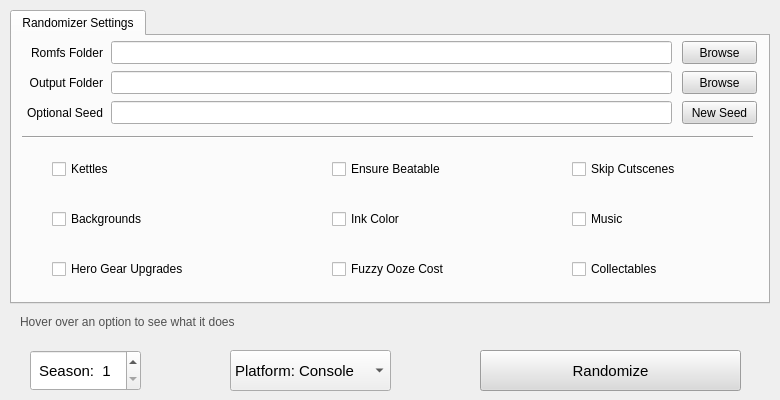
First picture: the form in UI/ui_form.ui, repository Owen-Splat/Splatoon-3-Randomizer, before the edit.
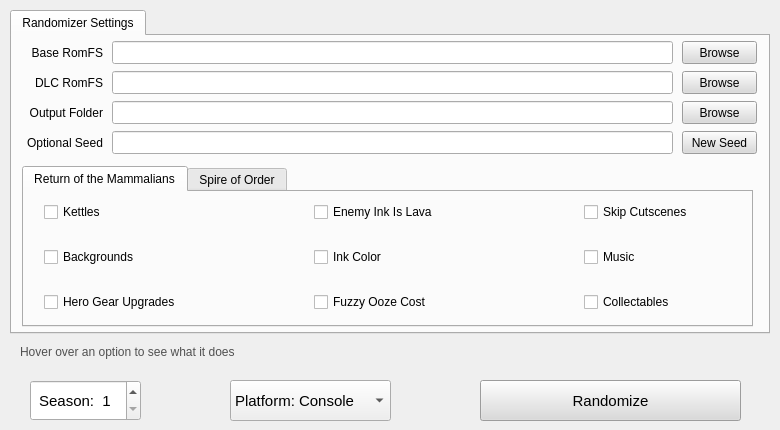
Second picture: the form after the edit.

Diff of the .ui file:
```diff
--- a/UI/ui_form.ui
+++ b/UI/ui_form.ui
@@ -7,7 +7,7 @@
     <x>0</x>
     <y>0</y>
     <width>780</width>
-    <height>400</height>
+    <height>430</height>
    </rect>
   </property>
   <property name="minimumSize">
@@ -26,7 +26,7 @@
       <x>10</x>
       <y>10</y>
       <width>760</width>
-      <height>294</height>
+      <height>324</height>
      </rect>
     </property>
     <property name="sizePolicy">
@@ -99,7 +99,7 @@
      <widget class="QLineEdit" name="lineEdit">
       <property name="geometry">
        <rect>
-        <x>99</x>
+        <x>100</x>
         <y>5</y>
         <width>561</width>
         <height>23</height>
@@ -149,7 +149,7 @@
        <enum>QFrame::Plain</enum>
       </property>
       <property name="text">
-       <string>Romfs Folder</string>
+       <string>Base RomFS</string>
       </property>
       <property name="textFormat">
        <enum>Qt::PlainText</enum>
@@ -161,11 +161,11 @@
        <bool>false</bool>
       </property>
      </widget>
-     <widget class="QLabel" name="label_2">
+     <widget class="QLabel" name="label_3">
       <property name="geometry">
        <rect>
         <x>10</x>
-        <y>35</y>
+        <y>65</y>
         <width>81</width>
         <height>23</height>
        </rect>
@@ -207,11 +207,11 @@
        <bool>false</bool>
       </property>
      </widget>
-     <widget class="QLineEdit" name="lineEdit_2">
+     <widget class="QLineEdit" name="lineEdit_3">
       <property name="geometry">
        <rect>
-        <x>99</x>
-        <y>35</y>
+        <x>100</x>
+        <y>65</y>
         <width>561</width>
         <height>23</height>
        </rect>
@@ -223,11 +223,11 @@
        </font>
       </property>
      </widget>
-     <widget class="QPushButton" name="browseButton2">
+     <widget class="QPushButton" name="browseButton3">
       <property name="geometry">
        <rect>
         <x>670</x>
-        <y>35</y>
+        <y>65</y>
         <width>75</width>
         <height>23</height>
        </rect>
@@ -260,24 +260,126 @@
        <bool>false</bool>
       </property>
      </widget>
-     <widget class="Line" name="line">
+     <widget class="QLabel" name="label_4">
       <property name="geometry">
        <rect>
         <x>10</x>
-        <y>93</y>
+        <y>95</y>
+        <width>81</width>
+        <height>23</height>
+       </rect>
+      </property>
+      <property name="sizePolicy">
+       <sizepolicy hsizetype="Fixed" vsizetype="Fixed">
+        <horstretch>0</horstretch>
+        <verstretch>0</verstretch>
+       </sizepolicy>
+      </property>
+      <property name="minimumSize">
+       <size>
+        <width>75</width>
+        <height>23</height>
+       </size>
+      </property>
+      <property name="font">
+       <font>
+        <pointsize>9</pointsize>
+        <bold>false</bold>
+       </font>
+      </property>
+      <property name="frameShape">
+       <enum>QFrame::NoFrame</enum>
+      </property>
+      <property name="frameShadow">
+       <enum>QFrame::Plain</enum>
+      </property>
+      <property name="text">
+       <string>Optional Seed</string>
+      </property>
+      <property name="textFormat">
+       <enum>Qt::PlainText</enum>
+      </property>
+      <property name="alignment">
+       <set>Qt::AlignRight|Qt::AlignTrailing|Qt::AlignVCenter</set>
+      </property>
+      <property name="wordWrap">
+       <bool>false</bool>
+      </property>
+     </widget>
+     <widget class="QLineEdit" name="lineEdit_4">
+      <property name="geometry">
+       <rect>
+        <x>100</x>
+        <y>95</y>
+        <width>561</width>
+        <height>23</height>
+       </rect>
+      </property>
+      <property name="font">
+       <font>
+        <pointsize>9</pointsize>
+        <bold>false</bold>
+       </font>
+      </property>
+     </widget>
+     <widget class="QPushButton" name="seedButton">
+      <property name="geometry">
+       <rect>
+        <x>670</x>
+        <y>95</y>
+        <width>75</width>
+        <height>23</height>
+       </rect>
+      </property>
+      <property name="sizePolicy">
+       <sizepolicy hsizetype="Preferred" vsizetype="Fixed">
+        <horstretch>0</horstretch>
+        <verstretch>0</verstretch>
+       </sizepolicy>
+      </property>
+      <property name="font">
+       <font>
+        <pointsize>9</pointsize>
+        <bold>false</bold>
+       </font>
+      </property>
+      <property name="autoFillBackground">
+       <bool>false</bool>
+      </property>
+      <property name="styleSheet">
+       <string notr="true">background-color: rgb(218, 218, 218);</string>
+      </property>
+      <property name="text">
+       <string>New Seed</string>
+      </property>
+      <property name="default">
+       <bool>false</bool>
+      </property>
+      <property name="flat">
+       <bool>false</bool>
+      </property>
+     </widget>
+     <widget class="QTabWidget" name="tabWidget_2">
+      <property name="geometry">
+       <rect>
+        <x>10</x>
+        <y>130</y>
         <width>731</width>
-        <height>16</height>
+        <height>161</height>
        </rect>
       </property>
-      <property name="orientation">
-       <enum>Qt::Horizontal</enum>
+      <property name="currentIndex">
+       <number>0</number>
       </property>
-     </widget>
+      <widget class="QWidget" name="tab_2">
+       <attribute name="title">
+        <string>Return of the Mammalians</string>
+       </attribute>
      <widget class="QCheckBox" name="kettleCheck">
       <property name="geometry">
        <rect>
-        <x>40</x>
-        <y>123</y>
+          <x>20</x>
+          <y>10</y>
         <width>151</width>
         <height>20</height>
        </rect>
@@ -289,27 +391,11 @@
        <string>Kettles</string>
       </property>
      </widget>
-     <widget class="QCheckBox" name="beatableCheck">
-      <property name="geometry">
-       <rect>
-        <x>320</x>
-        <y>123</y>
-        <width>151</width>
-        <height>20</height>
-       </rect>
-      </property>
-      <property name="whatsThis">
-       <string>Ensures that every level is beatable by keeping the first option vanilla. Every level is given 3 choices regardless</string>
-      </property>
-      <property name="text">
-       <string>Ensure Beatable</string>
-      </property>
-     </widget>
      <widget class="QCheckBox" name="backgroundCheck">
       <property name="geometry">
        <rect>
-        <x>40</x>
-        <y>173</y>
+          <x>20</x>
+          <y>55</y>
         <width>151</width>
         <height>20</height>
        </rect>
@@ -321,43 +407,11 @@
        <string>Backgrounds</string>
       </property>
      </widget>
-     <widget class="QCheckBox" name="inkCheck">
-      <property name="geometry">
-       <rect>
-        <x>320</x>
-        <y>173</y>
-        <width>151</width>
-        <height>20</height>
-       </rect>
-      </property>
-      <property name="whatsThis">
-       <string>Randomizes the ink color in every level, including the Crater, Alterna, and Rocket</string>
-      </property>
-      <property name="text">
-       <string>Ink Color</string>
-      </property>
-     </widget>
-     <widget class="QCheckBox" name="musicCheck">
-      <property name="geometry">
-       <rect>
-        <x>560</x>
-        <y>173</y>
-        <width>151</width>
-        <height>20</height>
-       </rect>
-      </property>
-      <property name="whatsThis">
-       <string>Randomizes the music in every level</string>
-      </property>
-      <property name="text">
-       <string>Music</string>
-      </property>
-     </widget>
      <widget class="QCheckBox" name="gearCheck">
       <property name="geometry">
        <rect>
-        <x>40</x>
-        <y>223</y>
+          <x>20</x>
+          <y>100</y>
         <width>151</width>
         <height>20</height>
        </rect>
@@ -369,110 +423,65 @@
        <string>Hero Gear Upgrades</string>
       </property>
      </widget>
-     <widget class="QLabel" name="label_3">
+       <widget class="QCheckBox" name="lavaCheck">
       <property name="geometry">
        <rect>
-        <x>10</x>
-        <y>65</y>
-        <width>81</width>
-        <height>23</height>
-       </rect>
-      </property>
-      <property name="sizePolicy">
-       <sizepolicy hsizetype="Fixed" vsizetype="Fixed">
-        <horstretch>0</horstretch>
-        <verstretch>0</verstretch>
-       </sizepolicy>
-      </property>
-      <property name="minimumSize">
-       <size>
-        <width>75</width>
-        <height>23</height>
-       </size>
-      </property>
-      <property name="font">
-       <font>
-        <pointsize>9</pointsize>
-        <bold>false</bold>
-       </font>
-      </property>
-      <property name="frameShape">
-       <enum>QFrame::NoFrame</enum>
-      </property>
-      <property name="frameShadow">
-       <enum>QFrame::Plain</enum>
-      </property>
+          <x>290</x>
+          <y>10</y>
+          <width>151</width>
+          <height>20</height>
+         </rect>
+        </property>
+        <property name="whatsThis">
+         <string>This gives every Alterna level the additional challenge that you cannot touch enemy ink</string>
+        </property>
       <property name="text">
-       <string>Optional Seed</string>
-      </property>
-      <property name="textFormat">
-       <enum>Qt::PlainText</enum>
-      </property>
-      <property name="alignment">
-       <set>Qt::AlignRight|Qt::AlignTrailing|Qt::AlignVCenter</set>
-      </property>
-      <property name="wordWrap">
-       <bool>false</bool>
-      </property>
-     </widget>
-     <widget class="QLineEdit" name="lineEdit_3">
+         <string>Enemy Ink Is Lava</string>
+        </property>
+       </widget>
+       <widget class="QCheckBox" name="inkCheck">
       <property name="geometry">
        <rect>
-        <x>99</x>
-        <y>65</y>
-        <width>561</width>
-        <height>23</height>
-       </rect>
-      </property>
-      <property name="font">
-       <font>
-        <pointsize>9</pointsize>
-        <bold>false</bold>
-       </font>
-      </property>
-     </widget>
-     <widget class="QPushButton" name="seedButton">
+          <x>290</x>
+          <y>55</y>
+          <width>151</width>
+          <height>20</height>
+         </rect>
+        </property>
+        <property name="whatsThis">
+         <string>Randomizes the ink color in every level, including the Crater, Alterna, and Rocket</string>
+        </property>
+        <property name="text">
+         <string>Ink Color</string>
+        </property>
+       </widget>
+       <widget class="QCheckBox" name="oozeCheck">
+        <property name="enabled">
+         <bool>true</bool>
+        </property>
       <property name="geometry">
        <rect>
-        <x>670</x>
-        <y>65</y>
-        <width>75</width>
-        <height>23</height>
-       </rect>
-      </property>
-      <property name="sizePolicy">
-       <sizepolicy hsizetype="Preferred" vsizetype="Fixed">
-        <horstretch>0</horstretch>
-        <verstretch>0</verstretch>
-       </sizepolicy>
-      </property>
-      <property name="font">
-       <font>
-        <pointsize>9</pointsize>
-        <bold>false</bold>
-       </font>
-      </property>
-      <property name="autoFillBackground">
-       <bool>false</bool>
-      </property>
-      <property name="styleSheet">
-       <string notr="true">background-color: rgb(218, 218, 218);</string>
-      </property>
+          <x>290</x>
+          <y>100</y>
+          <width>151</width>
+          <height>20</height>
+         </rect>
+        </property>
+        <property name="whatsThis">
+         <string>Randomizes the cost of fuzzy ooze in Alterna. Crater ooze is left vanilla</string>
+        </property>
       <property name="text">
-       <string>New Seed</string>
-      </property>
-      <property name="default">
-       <bool>false</bool>
-      </property>
-      <property name="flat">
-       <bool>false</bool>
+         <string>Fuzzy Ooze Cost</string>
+        </property>
+        <property name="checkable">
+         <bool>true</bool>
       </property>
      </widget>
      <widget class="QCheckBox" name="cutsceneCheck">
       <property name="geometry">
        <rect>
         <x>560</x>
-        <y>123</y>
+          <y>10</y>
         <width>151</width>
         <height>20</height>
        </rect>
@@ -484,6 +493,22 @@
        <string>Skip Cutscenes</string>
       </property>
      </widget>
+       <widget class="QCheckBox" name="musicCheck">
+        <property name="geometry">
+         <rect>
+          <x>560</x>
+          <y>55</y>
+          <width>151</width>
+          <height>20</height>
+         </rect>
+        </property>
+        <property name="whatsThis">
+         <string>Randomizes the music in every level</string>
+        </property>
+        <property name="text">
+         <string>Music</string>
+        </property>
+       </widget>
      <widget class="QCheckBox" name="collectCheck">
       <property name="enabled">
        <bool>true</bool>
@@ -491,7 +516,7 @@
       <property name="geometry">
        <rect>
         <x>560</x>
-        <y>223</y>
+          <y>100</y>
         <width>151</width>
         <height>20</height>
        </rect>
@@ -506,26 +531,113 @@
        <bool>true</bool>
       </property>
      </widget>
-     <widget class="QCheckBox" name="oozeCheck">
-      <property name="enabled">
-       <bool>true</bool>
+      </widget>
+      <widget class="QWidget" name="tab_3">
+       <attribute name="title">
+        <string>Spire of Order</string>
+       </attribute>
+      </widget>
+     </widget>
+     <widget class="QLabel" name="label_2">
+      <property name="geometry">
+       <rect>
+        <x>10</x>
+        <y>35</y>
+        <width>81</width>
+        <height>23</height>
+       </rect>
       </property>
+      <property name="sizePolicy">
+       <sizepolicy hsizetype="Fixed" vsizetype="Fixed">
+        <horstretch>0</horstretch>
+        <verstretch>0</verstretch>
+       </sizepolicy>
+      </property>
+      <property name="minimumSize">
+       <size>
+        <width>75</width>
+        <height>23</height>
+       </size>
+      </property>
+      <property name="font">
+       <font>
+        <pointsize>9</pointsize>
+        <bold>false</bold>
+       </font>
+      </property>
+      <property name="frameShape">
+       <enum>QFrame::NoFrame</enum>
+      </property>
+      <property name="frameShadow">
+       <enum>QFrame::Plain</enum>
+      </property>
+      <property name="text">
+       <string>DLC RomFS</string>
+      </property>
+      <property name="textFormat">
+       <enum>Qt::PlainText</enum>
+      </property>
+      <property name="alignment">
+       <set>Qt::AlignRight|Qt::AlignTrailing|Qt::AlignVCenter</set>
+      </property>
+      <property name="wordWrap">
+       <bool>false</bool>
+      </property>
+     </widget>
+     <widget class="QLineEdit" name="lineEdit_2">
       <property name="geometry">
        <rect>
-        <x>320</x>
-        <y>223</y>
-        <width>151</width>
-        <height>20</height>
+        <x>100</x>
+        <y>35</y>
+        <width>561</width>
+        <height>23</height>
        </rect>
       </property>
-      <property name="whatsThis">
-       <string>Randomizes the cost of fuzzy ooze in Alterna. Crater ooze is left vanilla</string>
+      <property name="font">
+       <font>
+        <pointsize>9</pointsize>
+        <bold>false</bold>
+       </font>
       </property>
       <property name="text">
-       <string>Fuzzy Ooze Cost</string>
+       <string/>
       </property>
-      <property name="checkable">
-       <bool>true</bool>
+     </widget>
+     <widget class="QPushButton" name="browseButton2">
+      <property name="geometry">
+       <rect>
+        <x>670</x>
+        <y>35</y>
+        <width>75</width>
+        <height>23</height>
+       </rect>
+      </property>
+      <property name="sizePolicy">
+       <sizepolicy hsizetype="Preferred" vsizetype="Fixed">
+        <horstretch>0</horstretch>
+        <verstretch>0</verstretch>
+       </sizepolicy>
+      </property>
+      <property name="font">
+       <font>
+        <pointsize>9</pointsize>
+        <bold>false</bold>
+       </font>
+      </property>
+      <property name="autoFillBackground">
+       <bool>false</bool>
+      </property>
+      <property name="styleSheet">
+       <string notr="true">background-color: rgb(218, 218, 218);</string>
+      </property>
+      <property name="text">
+       <string>Browse</string>
+      </property>
+      <property name="default">
+       <bool>false</bool>
+      </property>
+      <property name="flat">
+       <bool>false</bool>
       </property>
      </widget>
     </widget>
@@ -534,7 +646,7 @@
     <property name="geometry">
      <rect>
       <x>480</x>
-      <y>350</y>
+      <y>380</y>
       <width>261</width>
       <height>41</height>
      </rect>
@@ -565,7 +677,7 @@
     <property name="geometry">
      <rect>
       <x>20</x>
-      <y>310</y>
+      <y>340</y>
       <width>731</width>
       <height>23</height>
      </rect>
@@ -581,7 +693,7 @@
     <property name="geometry">
      <rect>
       <x>30</x>
-      <y>350</y>
+      <y>380</y>
       <width>111</width>
       <height>41</height>
      </rect>
@@ -605,7 +717,7 @@
     <property name="geometry">
      <rect>
       <x>230</x>
-      <y>350</y>
+      <y>380</y>
       <width>161</width>
       <height>41</height>
      </rect>
```
Lines whose indentation alone changed are shown as unchanged.
